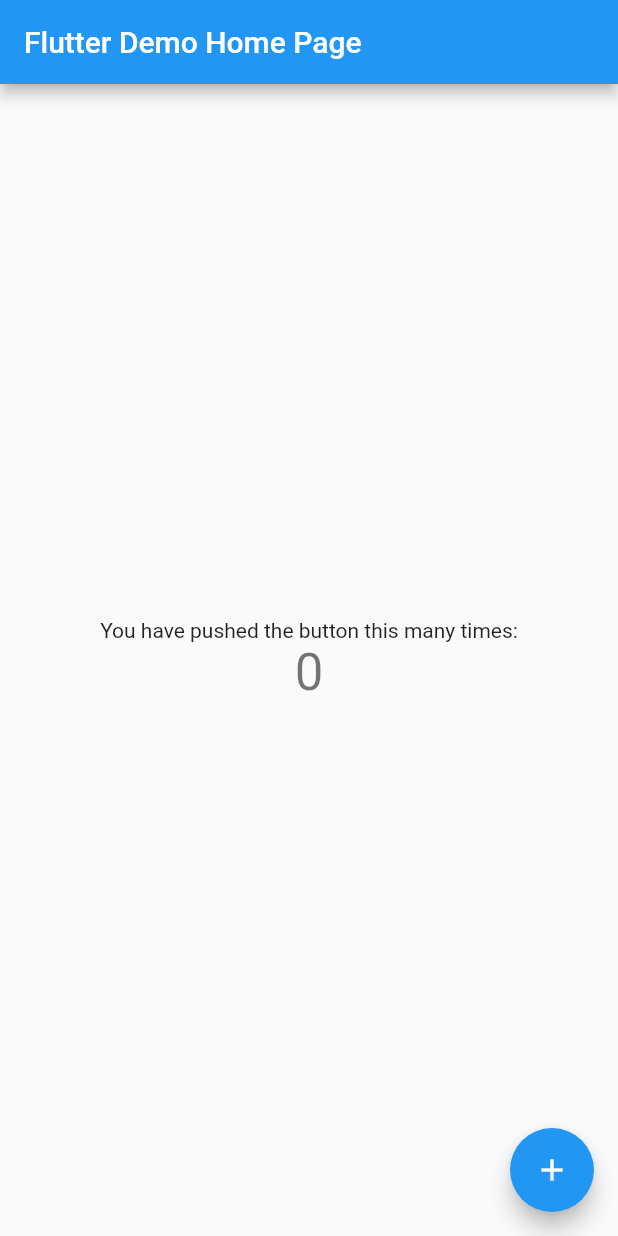
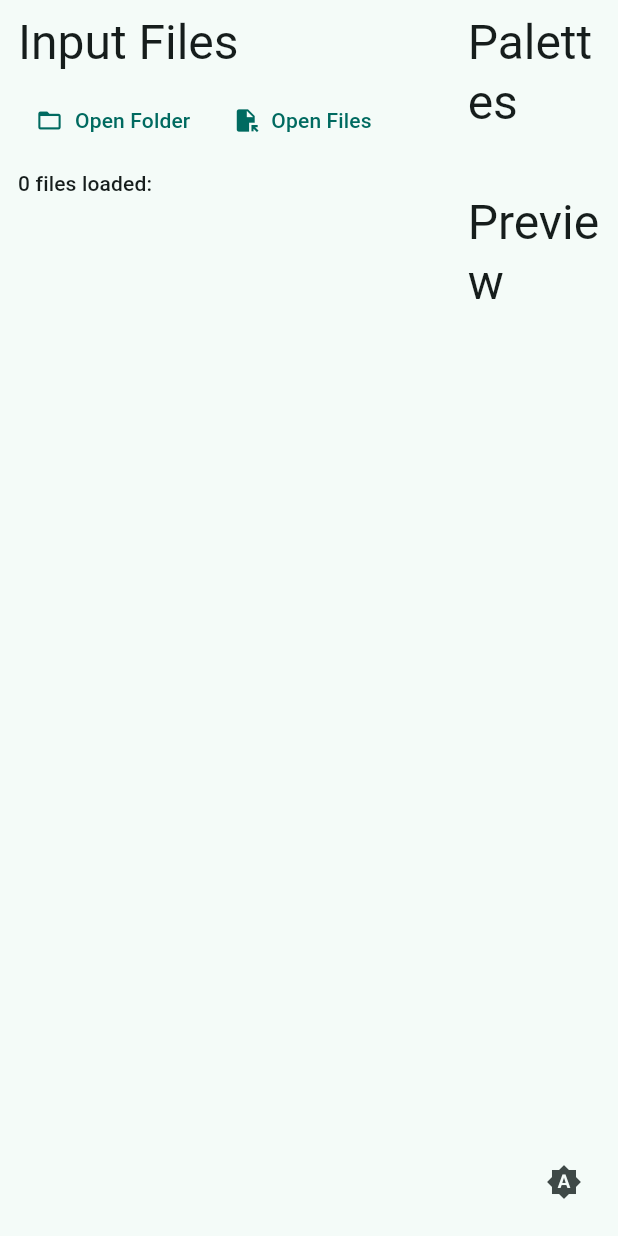
Before and after one commit to jackv24/palette_swap_tool, a Flutter app: the screen it shows after launch, on a phone screen of 412 x 824 dp. Run offline on Flutter 3.47's test engine with Material 2 defaults, Android fonts, the light colour scheme and no system bars; our stand-ins replace file_picker, flutter_riverpod, hive_flutter; accounts and stored records are empty.

Commit message:
Image file loading working

```diff
--- a/lib/main.dart
+++ b/lib/main.dart
@@ -1,115 +1,261 @@
+import 'dart:io';
+import 'dart:typed_data';
+import 'dart:isolate';
+
 import 'package:flutter/material.dart';
+import 'package:file_picker/file_picker.dart';
+import 'package:flutter_riverpod/flutter_riverpod.dart';
+import 'package:palette_swap_tool/settings.dart';
+import 'package:palette_swap_tool/widgets/theme_mode_button.dart';
+import 'package:image/image.dart' as image_loader;
 
 void main() {
-  runApp(const MyApp());
+  runApp(const ProviderScope(child: MyApp()));
 }
 
-class MyApp extends StatelessWidget {
+class MyApp extends ConsumerWidget {
   const MyApp({Key? key}) : super(key: key);
 
-  // This widget is the root of your application.
   @override
-  Widget build(BuildContext context) {
+  Widget build(BuildContext context, WidgetRef ref) {
+    final themeMode = ref.watch(themeModeProvider);
+
+    const seedColor = Colors.teal;
+
     return MaterialApp(
-      title: 'Flutter Demo',
+      title: 'Palette Swap Tool',
       theme: ThemeData(
-        // This is the theme of your application.
-        //
-        // Try running your application with "flutter run". You'll see the
-        // application has a blue toolbar. Then, without quitting the app, try
-        // changing the primarySwatch below to Colors.green and then invoke
-        // "hot reload" (press "r" in the console where you ran "flutter run",
-        // or simply save your changes to "hot reload" in a Flutter IDE).
-        // Notice that the counter didn't reset back to zero; the application
-        // is not restarted.
-        primarySwatch: Colors.blue,
+        useMaterial3: true,
+        colorSchemeSeed: seedColor,
+        brightness: Brightness.light,
       ),
-      home: const MyHomePage(title: 'Flutter Demo Home Page'),
+      darkTheme: ThemeData(
+        useMaterial3: true,
+        colorSchemeSeed: seedColor,
+        brightness: Brightness.dark,
+      ),
+      themeMode: themeMode,
+      home: const MainPage(),
     );
   }
 }
 
-class MyHomePage extends StatefulWidget {
-  const MyHomePage({Key? key, required this.title}) : super(key: key);
-
-  // This widget is the home page of your application. It is stateful, meaning
-  // that it has a State object (defined below) that contains fields that affect
-  // how it looks.
-
-  // This class is the configuration for the state. It holds the values (in this
-  // case the title) provided by the parent (in this case the App widget) and
-  // used by the build method of the State. Fields in a Widget subclass are
-  // always marked "final".
-
-  final String title;
+class MainPage extends StatefulWidget {
+  const MainPage({Key? key}) : super(key: key);
 
   @override
-  State<MyHomePage> createState() => _MyHomePageState();
+  State<MainPage> createState() => _MainPageState();
 }
 
-class _MyHomePageState extends State<MyHomePage> {
-  int _counter = 0;
-
-  void _incrementCounter() {
-    setState(() {
-      // This call to setState tells the Flutter framework that something has
-      // changed in this State, which causes it to rerun the build method below
-      // so that the display can reflect the updated values. If we changed
-      // _counter without calling setState(), then the build method would not be
-      // called again, and so nothing would appear to happen.
-      _counter++;
-    });
-  }
+class _MainPageState extends State<MainPage> {
+  List<_LoadedImage> _loadedImages = [];
 
   @override
   Widget build(BuildContext context) {
-    // This method is rerun every time setState is called, for instance as done
-    // by the _incrementCounter method above.
-    //
-    // The Flutter framework has been optimized to make rerunning build methods
-    // fast, so that you can just rebuild anything that needs updating rather
-    // than having to individually change instances of widgets.
+    final theme = Theme.of(context);
+
+    const headingPadding = 8.0;
+    const sectionPadding = 32.0;
+    const columnPadding = 48.0;
+
+    const fileListWidth = 200.0;
+
     return Scaffold(
-      appBar: AppBar(
-        // Here we take the value from the MyHomePage object that was created by
-        // the App.build method, and use it to set our appbar title.
-        title: Text(widget.title),
+      body: Stack(
+        children: [
+          Padding(
+            padding:
+                const EdgeInsets.symmetric(vertical: 8.0, horizontal: 12.0),
+            child: Row(
+              crossAxisAlignment: CrossAxisAlignment.start,
+              children: [
+                Column(
+                  crossAxisAlignment: CrossAxisAlignment.start,
+                  children: [
+                    Text("Input Files", style: theme.textTheme.headlineLarge),
+                    const SizedBox(height: headingPadding),
+                    Consumer(builder: ((context, ref, child) {
+                      String? initialDir = ref.watch(previousFolderProvider);
+
+                      // Make null if empty to not set on dialog open
+                      if (initialDir != null && initialDir.isEmpty) {
+                        initialDir = null;
+                      }
+
+                      return Row(
+                        children: [
+                          TextButton.icon(
+                            onPressed: () => _pickInputFolder(initialDir, ref),
+                            icon: const Icon(Icons.folder_open),
+                            label: const Text("Open Folder"),
                           ),
-      body: Center(
-        // Center is a layout widget. It takes a single child and positions it
-        // in the middle of the parent.
+                          TextButton.icon(
+                            onPressed: () => _pickInputFiles(initialDir, ref),
+                            icon: const Icon(Icons.file_open),
+                            label: const Text("Open Files"),
+                          ),
+                        ],
+                      );
+                    })),
+                    const SizedBox(height: headingPadding),
+                    Text(
+                      "${_loadedImages.length} files loaded:",
+                      style: theme.textTheme.labelLarge,
+                    ),
+                    const SizedBox(height: headingPadding),
+                    Expanded(
+                      child: SizedBox(
+                        width: fileListWidth,
+                        child: ListView.builder(
+                          padding: const EdgeInsets.only(right: 12.0),
+                          itemBuilder: (context, index) {
+                            final image = _loadedImages[index];
+                            return Card(
                               child: Column(
-          // Column is also a layout widget. It takes a list of children and
-          // arranges them vertically. By default, it sizes itself to fit its
-          // children horizontally, and tries to be as tall as its parent.
-          //
-          // Invoke "debug painting" (press "p" in the console, choose the
-          // "Toggle Debug Paint" action from the Flutter Inspector in Android
-          // Studio, or the "Toggle Debug Paint" command in Visual Studio Code)
-          // to see the wireframe for each widget.
-          //
-          // Column has various properties to control how it sizes itself and
-          // how it positions its children. Here we use mainAxisAlignment to
-          // center the children vertically; the main axis here is the vertical
-          // axis because Columns are vertical (the cross axis would be
-          // horizontal).
-          mainAxisAlignment: MainAxisAlignment.center,
-          children: <Widget>[
-            const Text(
-              'You have pushed the button this many times:',
+                                children: [
+                                  Text(image.fileName),
+                                  Image.memory(
+                                    image.bytes,
+                                    height: 150,
+                                    fit: BoxFit.contain,
+                                    filterQuality: FilterQuality.none,
+                                  )
+                                ],
                               ),
-            Text(
-              '$_counter',
-              style: Theme.of(context).textTheme.headline4,
+                            );
+                          },
+                          itemCount: _loadedImages.length,
+                        ),
+                      ),
+                    ),
+                  ],
+                ),
+                const SizedBox(width: columnPadding),
+                Expanded(
+                  child: Column(
+                    crossAxisAlignment: CrossAxisAlignment.start,
+                    children: [
+                      Text("Palettes", style: theme.textTheme.headlineLarge),
+                      const SizedBox(height: headingPadding),
+                      const SizedBox(height: sectionPadding),
+                      Text("Preview", style: theme.textTheme.headlineLarge),
+                    ],
+                  ),
                 ),
               ],
             ),
           ),
-      floatingActionButton: FloatingActionButton(
-        onPressed: _incrementCounter,
-        tooltip: 'Increment',
-        child: const Icon(Icons.add),
-      ), // This trailing comma makes auto-formatting nicer for build methods.
+          Container(
+            alignment: Alignment.bottomRight,
+            padding: const EdgeInsets.all(12.0),
+            child: const ThemeModeButton(),
+          ),
+        ],
+      ),
     );
   }
+
+  Future<void> _pickInputFolder(String? initialDirectory, WidgetRef ref) async {
+    final result = await FilePicker.platform.getDirectoryPath(
+      initialDirectory: initialDirectory,
+    );
+    if (result == null) return;
+
+    // Save folder location to open at next time
+    ref.read(previousFolderProvider.notifier).setValue(result);
+
+    final filesAsBytes = await Directory(result)
+        .list()
+        .where((entity) => entity is File && entity.path.endsWith('.png'))
+        .asyncMap((entity) async {
+      final file = entity as File;
+      final bytes = await file.readAsBytes();
+      return _LoadedImage(
+        fileName: file.uri.pathSegments.last,
+        bytes: bytes,
+      );
+    }).toList();
+
+    await _loadImagesFromBytes(filesAsBytes);
   }
+
+  Future<void> _pickInputFiles(String? initialDirectory, WidgetRef ref) async {
+    final result = await FilePicker.platform.pickFiles(
+      type: FileType.custom,
+      allowedExtensions: ['png'],
+      withData: true,
+      allowMultiple: true,
+      initialDirectory: initialDirectory,
+    );
+    if (result == null) return;
+
+    // TODO: Get directory
+    // if (result.paths.length > 0) {
+    //   final path = result.files[0].
+    // }
+
+    final filesAsBytes = result.files
+        .where((file) => file.bytes != null)
+        .map((file) => _LoadedImage(
+              fileName: file.name,
+              bytes: file.bytes!,
+            ))
+        .toList();
+
+    await _loadImagesFromBytes(filesAsBytes);
+  }
+
+  Future<void> _loadImagesFromBytes(List<_LoadedImage> images) async {
+    final processedImages = await Future.wait(images.map((loadedImage) async {
+      final bytes = await _processLoadedImage(loadedImage.bytes);
+      if (bytes == null) return null;
+      return _LoadedImage(
+        fileName: loadedImage.fileName,
+        bytes: bytes,
+      );
+    }));
+
+    final successfulImages = processedImages.whereType<_LoadedImage>();
+
+    setState(() {
+      _loadedImages = successfulImages.toList();
+    });
+  }
+
+  Future<Uint8List?> _processLoadedImage(Uint8List bytes) async {
+    var receivePort = ReceivePort();
+
+    // Spawn isolate to decode image so we don't stall the UI thread
+    await Isolate.spawn(
+        _decodeIsolate, _DecodeParam(bytes, receivePort.sendPort));
+
+    // Get the processed image from the isolate.
+    var image = await receivePort.first as image_loader.Image?;
+    if (image != null) image = image_loader.trim(image);
+
+    if (image == null) return null;
+
+    return Uint8List.fromList(image_loader.encodePng(image));
+  }
+}
+
+class _LoadedImage {
+  final String fileName;
+  final Uint8List bytes;
+
+  const _LoadedImage({
+    required this.fileName,
+    required this.bytes,
+  });
+}
+
+class _DecodeParam {
+  final Uint8List bytes;
+  final SendPort sendPort;
+  _DecodeParam(this.bytes, this.sendPort);
+}
+
+void _decodeIsolate(_DecodeParam param) {
+  var image = image_loader.decodeImage(param.bytes);
+  param.sendPort.send(image);
+}
--- /dev/null
+++ b/lib/widgets/theme_mode_button.dart
@@ -0,0 +1,38 @@
+import 'package:flutter/material.dart';
+import 'package:flutter_riverpod/flutter_riverpod.dart';
+import 'package:palette_swap_tool/settings.dart';
+
+class ThemeModeButton extends ConsumerWidget {
+  final Color? color;
+
+  const ThemeModeButton({Key? key, this.color}) : super(key: key);
+
+  @override
+  Widget build(BuildContext context, WidgetRef ref) {
+    // Show icon for current theme mode
+    final themeMode = ref.watch(themeModeProvider);
+    final IconData icon;
+    switch (themeMode) {
+      case ThemeMode.system:
+        icon = Icons.brightness_auto;
+        break;
+      case ThemeMode.light:
+        icon = Icons.brightness_5;
+        break;
+      case ThemeMode.dark:
+        icon = Icons.brightness_4;
+        break;
+    }
+
+    return IconButton(
+      onPressed: () {
+        // Cycle theme modes
+        final nextIndex = (themeMode.index + 1) % ThemeMode.values.length;
+        final newThemeMode = ThemeMode.values[nextIndex];
+        ref.read(themeModeProvider.notifier).setValue(newThemeMode);
+      },
+      icon: Icon(icon),
+      color: color,
+    );
+  }
+}
--- a/pubspec.yaml
+++ b/pubspec.yaml
@@ -34,6 +34,11 @@
   # The following adds the Cupertino Icons font to your application.
   # Use with the CupertinoIcons class for iOS style icons.
   cupertino_icons: ^1.0.2
+  file_picker: ^4.6.1
+  hive: ^2.2.2
+  hive_flutter: ^1.1.0
+  flutter_riverpod: ^1.0.4
+  image: ^3.2.0
 
 dev_dependencies:
   flutter_test:
```
Also changed, not shown: lib/settings.dart (added, +66 -0 lines), pubspec.lock, 1 other file. Lines whose indentation alone changed are shown as unchanged.
